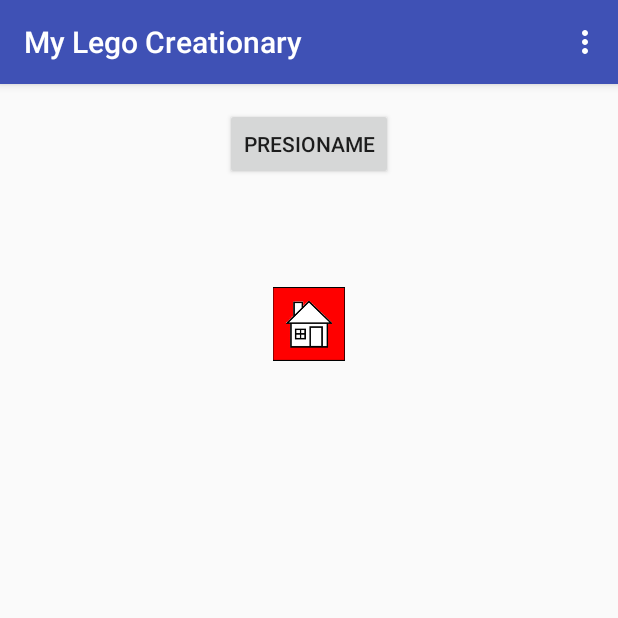
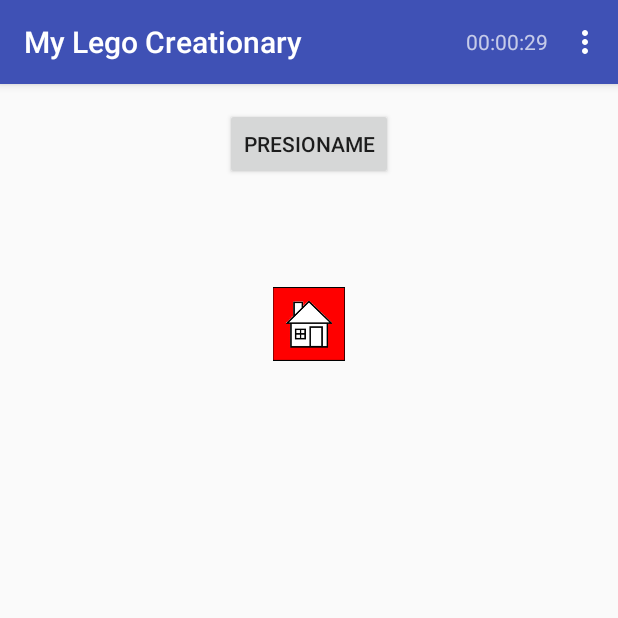
Before and after one commit to gustavoberman/MyLegoCreationary, an Android app: the screen it shows after launch (MainActivity), after a tap on "PRESIONAME", on a phone screen of 412 x 824 dp, the top half of it. Run offline under Robolectric (Android 15) with nearby library versions, the phone set to English and light mode, and no system bars.

Commit message:
Agregado el timer al actionbar

```diff
--- a/app/src/main/java/com/example/android/mylegocreationary/MainActivity.java
+++ b/app/src/main/java/com/example/android/mylegocreationary/MainActivity.java
@@ -5,9 +5,12 @@ import android.content.res.Resources;
 import android.graphics.drawable.Drawable;
 import android.media.AudioManager;
 import android.media.SoundPool;
+import android.os.CountDownTimer;
 import android.speech.tts.TextToSpeech;
+import android.support.v4.view.MenuItemCompat;
 import android.support.v7.app.AppCompatActivity;
 import android.os.Bundle;
+import android.text.format.Time;
 import android.view.Menu;
 import android.view.MenuItem;
 import android.view.View;
@@ -31,6 +34,8 @@ public class MainActivity extends AppCompatActivity {
 
     TextToSpeech t1;
 
+    TextView timerText;
+    boolean timerIsSet=false;
 
     @Override
     protected void onCreate(Bundle savedInstanceState) {
@@ -69,6 +74,7 @@ public class MainActivity extends AppCompatActivity {
     public void onSaveInstanceState(Bundle savedInstanceState) {
         savedInstanceState.putInt("dado", rDado);
         savedInstanceState.putInt("carta", rCarta);
+
     }
 
 
@@ -76,6 +82,16 @@ public class MainActivity extends AppCompatActivity {
     public boolean onCreateOptionsMenu(Menu menu) {
         //Inflate menu
         getMenuInflater().inflate(R.menu.menu_main, menu);
+
+        //timer
+        MenuItem timerItem = menu.findItem(R.id.break_timer);
+        timerText = (TextView) MenuItemCompat.getActionView(timerItem);
+
+        timerText.setPadding(10, 0, 10, 0); //Or something like that...
+
+
+
+
         return super.onCreateOptionsMenu(menu);
     }
 
@@ -115,6 +131,10 @@ public class MainActivity extends AppCompatActivity {
         //nombrar resultado dado
         t1.speak(dadoNombre[rDado], TextToSpeech.QUEUE_FLUSH, null);
 
+        if (!timerIsSet) {
+            startTimer(30000, 1000); //One tick every second for 30 seconds
+            timerIsSet = true;
+        }
     }
 
     //tts
@@ -126,4 +146,58 @@ public class MainActivity extends AppCompatActivity {
         super.onPause();
     }
 
+
+
+    //timer
+    private void startTimer(long duration, long interval) {
+
+        CountDownTimer timer = new CountDownTimer(duration, interval) {
+
+            @Override
+            public void onFinish() {
+                //TODO Whatever's meant to happen when it finishes
+                t1.speak("Terminó el tiempo!", TextToSpeech.QUEUE_FLUSH, null);
+            }
+
+            @Override
+            public void onTick(long millisecondsLeft) {
+                int secondsLeft = (int) Math.round((millisecondsLeft / (double) 1000));
+                timerText.setText(secondsToString(secondsLeft));
+            }
+        };
+
+        timer.start();
+    }
+
+    private String secondsToString(int improperSeconds) {
+
+        //Seconds must be fewer than are in a day
+
+        Time secConverter = new Time();
+
+        secConverter.hour = 0;
+        secConverter.minute = 0;
+        secConverter.second = 0;
+
+        secConverter.second = improperSeconds;
+        secConverter.normalize(true);
+
+        String hours = String.valueOf(secConverter.hour);
+        String minutes = String.valueOf(secConverter.minute);
+        String seconds = String.valueOf(secConverter.second);
+
+        if (seconds.length() < 2) {
+            seconds = "0" + seconds;
+        }
+        if (minutes.length() < 2) {
+            minutes = "0" + minutes;
+        }
+        if (hours.length() < 2) {
+            hours = "0" + hours;
+        }
+
+        String timeString = hours + ":" + minutes + ":" + seconds;
+        return timeString;
+    }
+
 }
--- a/app/src/main/res/menu/menu_main.xml
+++ b/app/src/main/res/menu/menu_main.xml
@@ -3,6 +3,11 @@
 xmlns:tools="http://schemas.android.com/tools"
 xmlns:app="http://schemas.android.com/apk/res-auto"
 tools:context=".MainActivity">
+
+    <item android:id="@+id/break_timer"
+        android:title="@string/break_timer_title"
+        app:showAsAction="always"
+        app:actionViewClass="android.widget.TextView" />
 
     <item android:id="@+id/action_reglas"
     android:title="@string/action_reglas"
--- a/app/src/main/res/values/strings.xml
+++ b/app/src/main/res/values/strings.xml
@@ -1,4 +1,5 @@
 <resources>
     <string name="app_name">My Lego Creationary</string>
     <string name="action_reglas">Reglas</string>
+    <string name="break_timer_title">break_timer_title</string>
 </resources>
```
